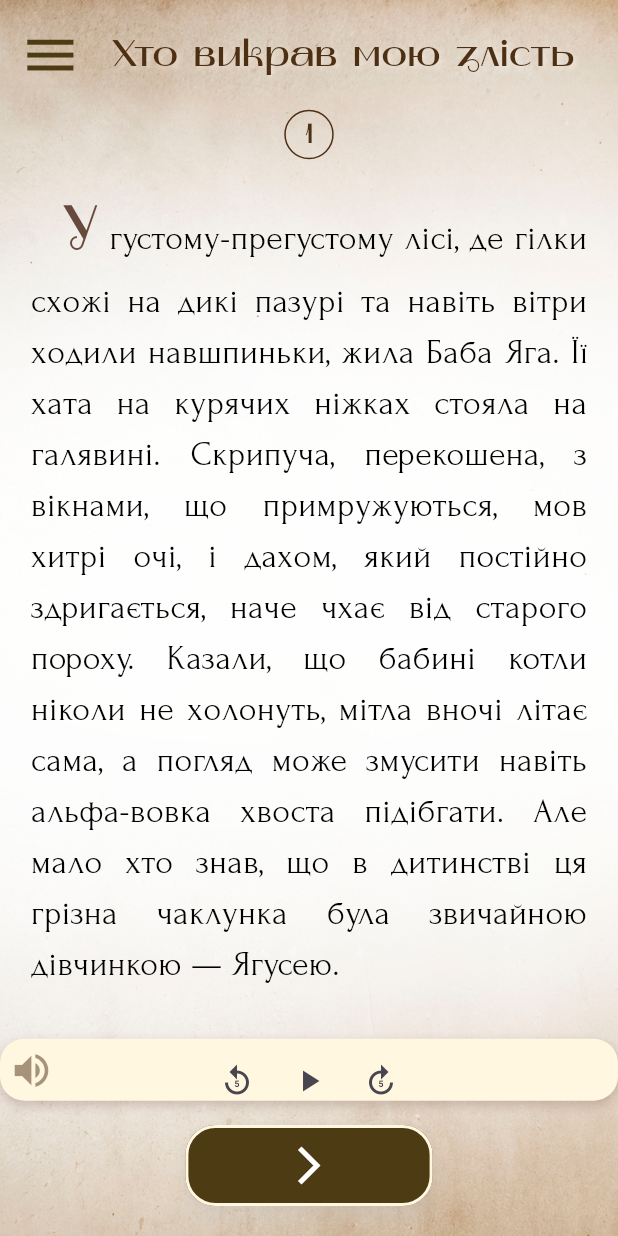
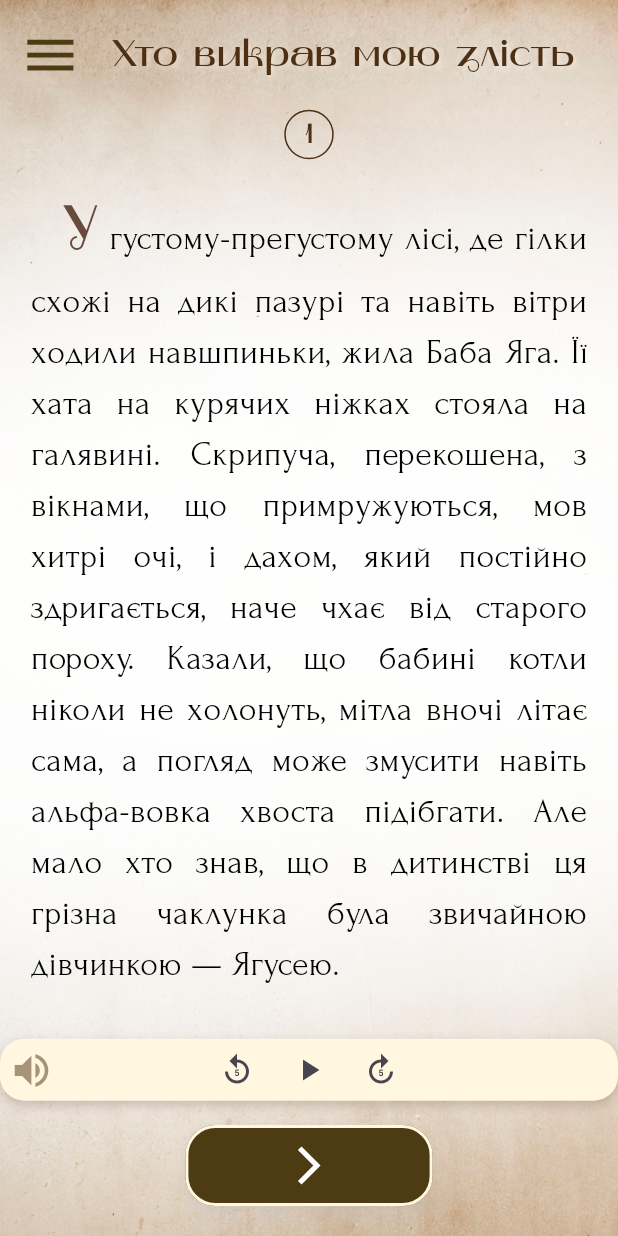
Before and after one commit to SergiyKlymenko/yaga_storybook_app, a Flutter app: the BookPageScreen screen opened directly, on a phone screen of 412 x 824 dp. Run offline on Flutter 3.47's test engine with Material 3 defaults, Android fonts, the light colour scheme and no system bars; our stand-ins replace flutter_dotenv, flutter_svg, just_audio, lucide_icons; missing offline and left inert: dart:ffi; generated files the repository leaves out were written again.

Commit message:
audio buttons padding

```diff
--- a/lib/screens/book_page_screen.dart
+++ b/lib/screens/book_page_screen.dart
@@ -262,7 +262,7 @@ class _BookPageScreenState extends State<BookPageScreen> {
                           Align(
                             alignment: Alignment.center,
                             child: Padding(
-                              padding: EdgeInsets.all(height * 0.01),
+                              padding: EdgeInsets.all(0),
                               child: AudioControls(audioAssetPath: audioPath),
                             ),
                           ),
```
